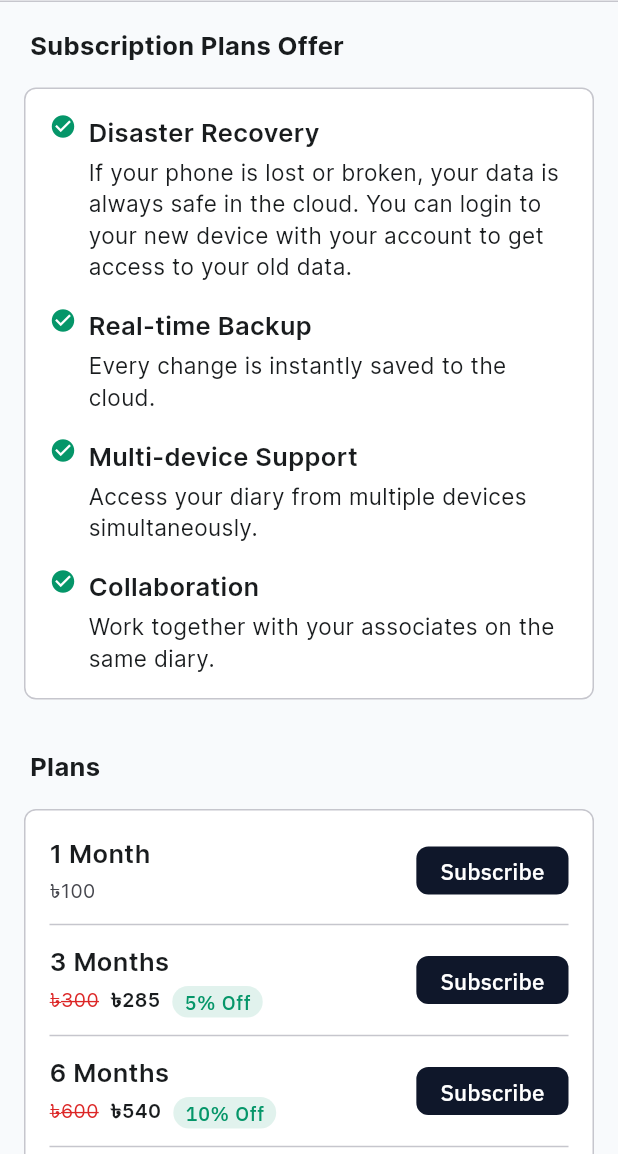
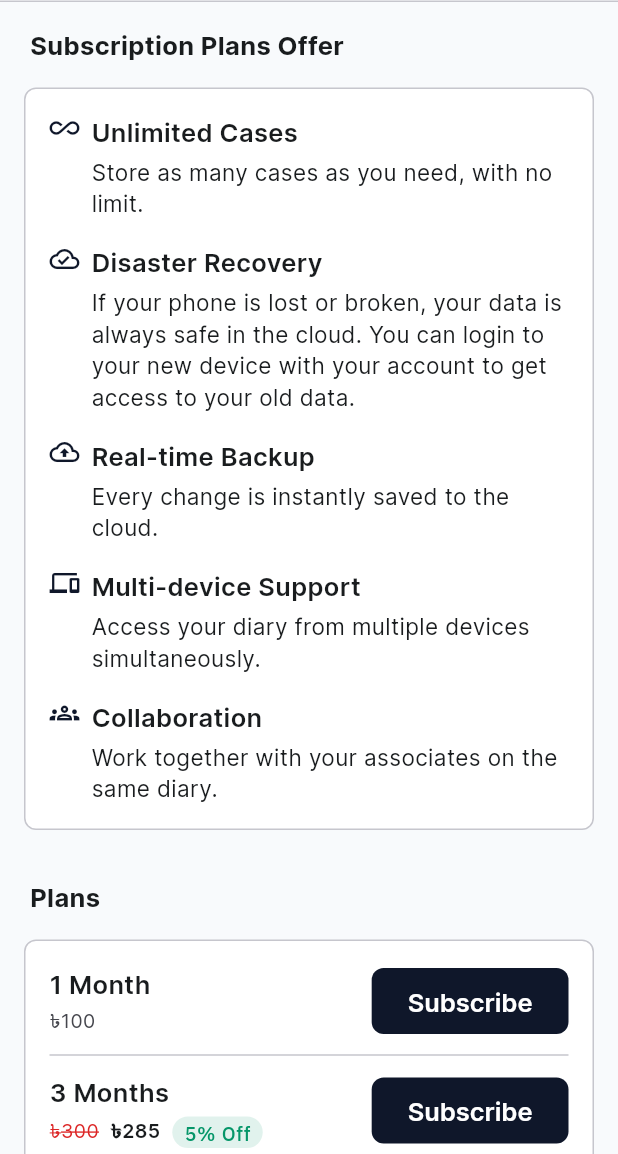
Before and after one commit to Asadusjaman-Sazal/legal_case_diary_flutter, a Flutter app: the PaywallScreen screen opened by its route, on a phone screen of 412 x 824 dp, the part 82-1236 px from its top. Run offline on Flutter 3.47's test engine with Material 3 defaults, Android fonts, the phone set to English and light mode, and no system bars; our stand-ins replace connectivity_plus, device_info_plus, drift, file_picker, flutter_local_notifications, flutter_riverpod and 10 more; missing offline and left inert: android_alarm_manager_plus, android_intent_plus, cryptography, sqlite3; accounts and stored records are empty; generated files the repository leaves out were written again; statements that could not run were skipped; project files that could hold a hidden picture were left out.

Commit message:
Version: 0.0.441 - Refined Subscription Plans screen
Version: 0.0.441 - Subscription Plans: Unlimited Cases leads the feature list with its own text, each feature has a befitting icon instead of the one green tick, and Subscribe buttons are a little bigger.

```diff
--- a/lib/core/constants/app_version.dart
+++ b/lib/core/constants/app_version.dart
@@ -9,4 +9,4 @@
 library;
 
 /// User-facing version string, e.g. `0.0.226`.
-const String appVersion = '0.0.440';
+const String appVersion = '0.0.441';
--- a/lib/core/l10n/app_bn.arb
+++ b/lib/core/l10n/app_bn.arb
@@ -523,6 +523,8 @@
       }
   },
   "paywall_benefitsTitle": "সাবস্ক্রিপশন প্ল্যানে যা থাকে",
+  "paywall_featureUnlimitedCasesTitle": "আনলিমিটেড মামলা",
+  "paywall_featureUnlimitedCasesBody": "যত খুশি মামলা সংরক্ষণ করুন, কোনো সীমা ছাড়াই।",
   "paywall_featureDisasterRecoveryTitle": "দুর্যোগে ডেটা পুনরুদ্ধার",
   "paywall_featureDisasterRecoveryBody": "আপনার ফোন হারিয়ে গেলে বা নষ্ট হয়ে গেলে আপনার ডেটা সবসময় ক্লাউডে নিরাপদ থাকে। আপনার অ্যাকাউন্ট দিয়ে নতুন ডিভাইসে লগ ইন করলেই আপনি পুরোনো ডেটা পেয়ে যাবেন।",
   "paywall_featureRealTimeBackupTitle": "রিয়েল-টাইম ব্যাকআপ",
--- a/lib/core/l10n/app_en.arb
+++ b/lib/core/l10n/app_en.arb
@@ -530,6 +530,8 @@
       }
   },
   "paywall_benefitsTitle": "Subscription Plans Offer",
+  "paywall_featureUnlimitedCasesTitle": "Unlimited Cases",
+  "paywall_featureUnlimitedCasesBody": "Store as many cases as you need, with no limit.",
   "paywall_featureDisasterRecoveryTitle": "Disaster Recovery",
   "paywall_featureDisasterRecoveryBody": "If your phone is lost or broken, your data is always safe in the cloud. You can login to your new device with your account to get access to your old data.",
   "paywall_featureRealTimeBackupTitle": "Real-time Backup",
--- a/lib/features/payments/presentation/paywall_screen.dart
+++ b/lib/features/payments/presentation/paywall_screen.dart
@@ -53,7 +53,12 @@ const int paywallHalfYearlyPrice = paymentHalfYearlyPrice;
 const int paywallAnnualPrice = paymentAnnualPrice;
 
 /// What the subscription plans offer, in display order.
+///
+/// **Unlimited Cases leads the list** (0.0.441, user request): it is the
+/// benefit a free user hits first — the 50-case gate — so it answers the
+/// question that opened this screen before the cloud features do.
 const List<PaywallFeature> paywallFeatures = <PaywallFeature>[
+  PaywallFeature.unlimitedCases,
   PaywallFeature.disasterRecovery,
   PaywallFeature.realTimeBackup,
   PaywallFeature.multiDevice,
@@ -62,6 +67,9 @@ const List<PaywallFeature> paywallFeatures = <PaywallFeature>[
 
 /// One premium feature, as a key the screen localizes to a title and a body.
 enum PaywallFeature {
+  /// No 50-case ceiling: the diary grows with the practice.
+  unlimitedCases,
+
   /// Your data survives a lost or broken phone.
   disasterRecovery,
 
@@ -229,6 +237,8 @@ class _FeaturesCard extends StatelessWidget {
   /// The localized title for one feature.
   static String _title(AppLocalizations l, PaywallFeature feature) =>
       switch (feature) {
+        PaywallFeature.unlimitedCases =>
+          l.paywall_featureUnlimitedCasesTitle,
         PaywallFeature.disasterRecovery =>
           l.paywall_featureDisasterRecoveryTitle,
         PaywallFeature.realTimeBackup => l.paywall_featureRealTimeBackupTitle,
@@ -239,12 +249,24 @@ class _FeaturesCard extends StatelessWidget {
   /// The localized body sentence for one feature.
   static String _body(AppLocalizations l, PaywallFeature feature) =>
       switch (feature) {
+        PaywallFeature.unlimitedCases => l.paywall_featureUnlimitedCasesBody,
         PaywallFeature.disasterRecovery =>
           l.paywall_featureDisasterRecoveryBody,
         PaywallFeature.realTimeBackup => l.paywall_featureRealTimeBackupBody,
         PaywallFeature.multiDevice => l.paywall_featureMultiDeviceBody,
         PaywallFeature.collaboration => l.paywall_featureCollaborationBody,
       };
+
+  /// The icon that stands for one feature (0.0.441, user request) — drawn in
+  /// the app's primary, so each row says what it is about at a glance rather
+  /// than repeating one green tick.
+  static IconData _icon(PaywallFeature feature) => switch (feature) {
+    PaywallFeature.unlimitedCases => Icons.all_inclusive,
+    PaywallFeature.disasterRecovery => Icons.cloud_done_outlined,
+    PaywallFeature.realTimeBackup => Icons.cloud_upload_outlined,
+    PaywallFeature.multiDevice => Icons.devices_outlined,
+    PaywallFeature.collaboration => Icons.groups_outlined,
+  };
 
   @override
   Widget build(BuildContext context) {
@@ -264,10 +286,10 @@ class _FeaturesCard extends StatelessWidget {
             Row(
               crossAxisAlignment: CrossAxisAlignment.start,
               children: [
-                const Icon(
-                  Icons.check_circle,
-                  size: 18,
-                  color: AppColors.success,
+                Icon(
+                  _icon(paywallFeatures[i]),
+                  size: 20,
+                  color: AppColors.primary,
                 ),
                 const SizedBox(width: AppSpacing.sm),
                 Expanded(
@@ -413,7 +435,9 @@ class _PlanRow extends StatelessWidget {
           style: FilledButton.styleFrom(
             backgroundColor: AppColors.primary,
             foregroundColor: AppColors.onPrimary,
-            textStyle: AppTypography.labelLg,
+            textStyle: AppTypography.titleMd,
+            minimumSize: const Size(0, 52),
+            padding: const EdgeInsets.symmetric(horizontal: AppSpacing.lg),
             shape: RoundedRectangleBorder(
               borderRadius: BorderRadius.circular(AppSpacing.sheetRadius),
             ),
--- a/pubspec.yaml
+++ b/pubspec.yaml
@@ -5,7 +5,7 @@ description: "Offline-first case diary for lawyers with local encryption and fut
 publish_to: 'none'
 
 # Initial build version; user-facing versioning is tracked in docs/version_history.md.
-version: 0.0.440
+version: 0.0.441
 
 environment:
   sdk: ^3.12.2
```
Also changed, not shown: lib/core/l10n/generated/app_localizations.dart, lib/core/l10n/generated/app_localizations_bn.dart, lib/core/l10n/generated/app_localizations_en.dart, 6 other files.
